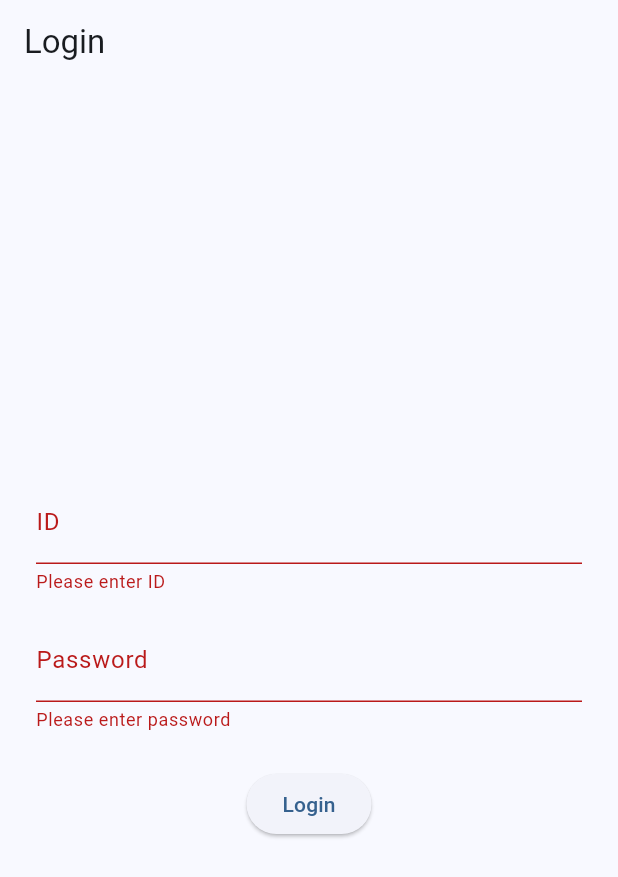
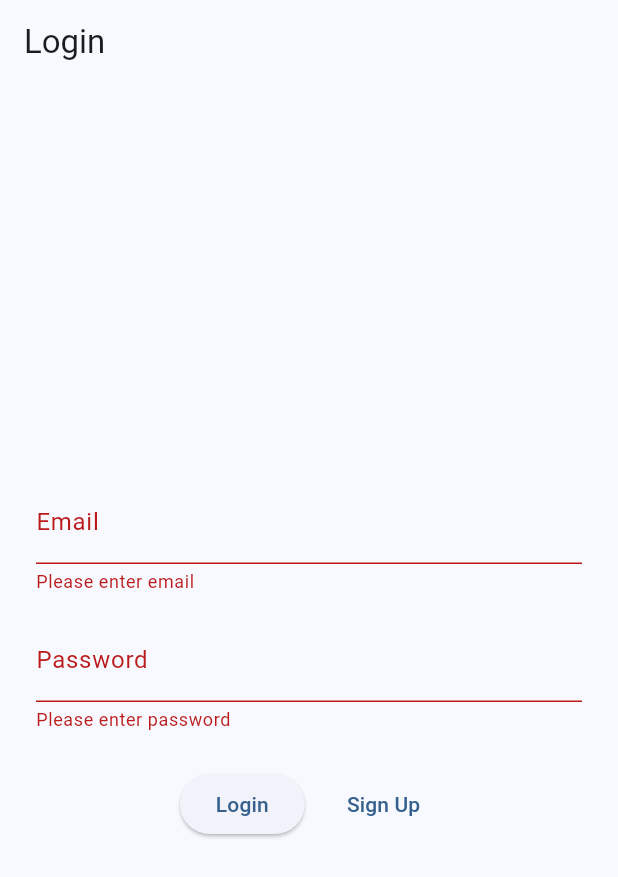
Before and after one commit to ParkTaeGyu/shopping-mall, a Flutter app: the screen it shows after launch, after a tap on "Login", on a phone screen of 412 x 824 dp. Shown: the top 877 px of the screen. Run offline on Flutter 3.47's test engine with Material 3 defaults, Android fonts, the phone set to English and light mode, and no system bars; our stand-ins replace flutter_dotenv, flutter_riverpod, go_router, supabase_flutter; accounts and stored records are empty.

Commit message:
Add Vercel deploy workflow and update auth/admin UX

```diff
--- a/lib/src/core/router.dart
+++ b/lib/src/core/router.dart
@@ -8,6 +8,7 @@ import '../features/products/presentation/user/user_home_screen.dart';
 import '../features/admin_dashboard/presentation/admin_dashboard_screen.dart';
 import '../features/admin_dashboard/presentation/admin_product_edit_screen.dart';
 import '../features/admin_dashboard/presentation/admin_order_list_screen.dart';
+import '../features/admin_dashboard/presentation/admin_user_list_screen.dart';
 import '../features/products/presentation/user/categories_screen.dart';
 import '../features/cart/presentation/cart_screen.dart';
 import '../features/profile/presentation/profile_screen.dart';
@@ -68,6 +69,10 @@ final routerProvider = Provider<GoRouter>((ref) {
         path: '/admin/orders',
         builder: (context, state) => const AdminOrderListScreen(),
       ),
+      GoRoute(
+        path: '/admin/users',
+        builder: (context, state) => const AdminUserListScreen(),
+      ),
       // User Shell
       StatefulShellRoute.indexedStack(
         builder: (context, state, navigationShell) {
--- a/lib/src/features/admin_dashboard/presentation/admin_dashboard_screen.dart
+++ b/lib/src/features/admin_dashboard/presentation/admin_dashboard_screen.dart
@@ -20,6 +20,11 @@ class AdminDashboardScreen extends ConsumerWidget {
             icon: const Icon(Icons.list_alt),
             tooltip: 'Manage Orders',
             onPressed: () => context.go('/admin/orders'),
+          ),
+          IconButton(
+            icon: const Icon(Icons.people),
+            tooltip: 'Manage Users',
+            onPressed: () => context.go('/admin/users'),
           ),
           IconButton(
             icon: const Icon(Icons.logout),
--- a/lib/src/features/auth/domain/app_user.dart
+++ b/lib/src/features/auth/domain/app_user.dart
@@ -1,6 +1,8 @@
 enum UserRole {
   admin,
-  user,
+  user;
+
+  String get label => name.toUpperCase();
 }
 
 class AppUser {
--- a/lib/src/features/auth/presentation/auth_controller.dart
+++ b/lib/src/features/auth/presentation/auth_controller.dart
@@ -2,6 +2,10 @@ import 'package:flutter_riverpod/flutter_riverpod.dart';
 import 'package:supabase_flutter/supabase_flutter.dart';
 import '../domain/app_user.dart';
 import '../data/user_mapper.dart';
+
+final authControllerProvider = StateNotifierProvider<AuthController, AppUser?>((ref) {
+  return AuthController();
+});
 
 class AuthController extends StateNotifier<AppUser?> {
   AuthController() : super(null) {
@@ -9,7 +13,6 @@ class AuthController extends StateNotifier<AppUser?> {
   }
 
   void _init() {
-    // Listen to auth state changes
     Supabase.instance.client.auth.onAuthStateChange.listen((data) {
       final session = data.session;
       if (session != null) {
@@ -28,6 +31,19 @@ class AuthController extends StateNotifier<AppUser?> {
       );
       return true;
     } catch (e) {
+      // print('Login error: $e'); // Good for debugging
+      return false; // Could return specific error enum/message
+    }
+  }
+
+  Future<bool> signUp({required String email, required String password}) async {
+    try {
+      await Supabase.instance.client.auth.signUp(
+        email: email,
+        password: password,
+      );
+      return true;
+    } catch (e) {
       return false;
     }
   }
@@ -36,7 +52,3 @@ class AuthController extends StateNotifier<AppUser?> {
     await Supabase.instance.client.auth.signOut();
   }
 }
-
-final authControllerProvider = StateNotifierProvider<AuthController, AppUser?>((ref) {
-  return AuthController();
-});
--- a/lib/src/features/auth/presentation/login_screen.dart
+++ b/lib/src/features/auth/presentation/login_screen.dart
@@ -15,6 +15,7 @@ class _LoginScreenState extends ConsumerState<LoginScreen> {
   final _emailController = TextEditingController();
   final _passwordController = TextEditingController();
   final _formKey = GlobalKey<FormState>();
+  bool _isLoading = false;
 
   @override
   void dispose() {
@@ -25,15 +26,51 @@ class _LoginScreenState extends ConsumerState<LoginScreen> {
 
   Future<void> _login() async {
     if (_formKey.currentState!.validate()) {
+      setState(() => _isLoading = true);
+      // Supabase requires email format
+      final email = _emailController.text.trim();
       final success = await ref.read(authControllerProvider.notifier).login(
-            email: _emailController.text,
+            email: email,
             password: _passwordController.text,
           );
+      if (mounted) {
+        setState(() => _isLoading = false);
+        if (!success) {
+          ScaffoldMessenger.of(context).showSnackBar(
+            const SnackBar(content: Text('Login failed. Check ID (Email format) & Password.')),
+          );
+        }
+      }
+    }
+  }
 
-      if (!success && mounted) {
-        ScaffoldMessenger.of(context).showSnackBar(
-          const SnackBar(content: Text('Invalid credentials')),
-        );
+  Future<void> _signUp() async {
+    if (_formKey.currentState!.validate()) {
+      setState(() => _isLoading = true);
+      final email = _emailController.text.trim();
+      if (!email.contains('@')) {
+         setState(() => _isLoading = false);
+         ScaffoldMessenger.of(context).showSnackBar(
+            const SnackBar(content: Text('Please enter a valid email for Sign Up.')),
+          );
+          return;
+      }
+
+      final success = await ref.read(authControllerProvider.notifier).signUp(
+            email: email,
+            password: _passwordController.text,
+          );
+      if (mounted) {
+        setState(() => _isLoading = false);
+        if (success) {
+           ScaffoldMessenger.of(context).showSnackBar(
+            const SnackBar(content: Text('Sign Up successful! Please Login.')),
+          );
+        } else {
+          ScaffoldMessenger.of(context).showSnackBar(
+            const SnackBar(content: Text('Sign Up failed. Email might be already in use.')),
+          );
+        }
       }
     }
   }
@@ -52,9 +89,12 @@ class _LoginScreenState extends ConsumerState<LoginScreen> {
               children: [
                 TextFormField(
                   controller: _emailController,
-                  decoration: const InputDecoration(labelText: 'ID'),
-                  validator: (value) =>
-                      value == null || value.isEmpty ? 'Please enter ID' : null,
+                  decoration: const InputDecoration(labelText: 'Email'),
+                  validator: (value) {
+                    if (value == null || value.isEmpty) return 'Please enter email';
+                    if (!value.contains('@')) return 'Please enter a valid email';
+                    return null;
+                  },
                 ),
                 const SizedBox(height: 16),
                 TextFormField(
@@ -65,9 +105,19 @@ class _LoginScreenState extends ConsumerState<LoginScreen> {
                       value == null || value.isEmpty ? 'Please enter password' : null,
                 ),
                 const SizedBox(height: 24),
-                ElevatedButton(
-                  onPressed: _login,
-                  child: const Text('Login'),
+                Row(
+                  mainAxisAlignment: MainAxisAlignment.center,
+                  children: [
+                    ElevatedButton(
+                      onPressed: _login,
+                      child: const Text('Login'),
+                    ),
+                    const SizedBox(width: 16),
+                    TextButton(
+                      onPressed: _signUp,
+                      child: const Text('Sign Up'),
+                    ),
+                  ],
                 ),
               ],
             ),
```
Also changed, not shown: lib/src/features/admin_dashboard/presentation/admin_user_list_screen.dart (added, +78 -0 lines), lib/src/features/users/data/supabase_user_repository.dart (added, +28 -0 lines), lib/src/features/users/domain/user_profile.dart (added, +24 -0 lines), vercel.json (added), 3 other files.
